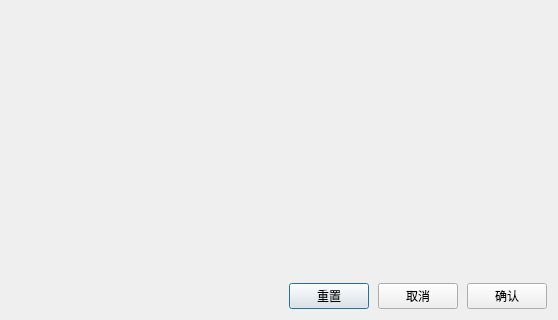
Above: view/NgDialog.ui from Leroy888/NewPlugServer before the change; both pictures show x 305 to 863 and y 105 to 425 of the 863 by 425 pixel window. Below: the same form after it.
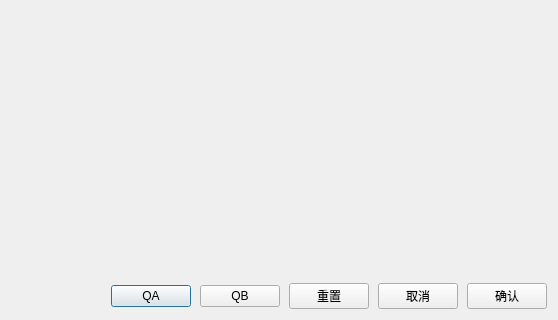
That is the form after the change.

What changed in the file:
```diff
--- a/view/NgDialog.ui
+++ b/view/NgDialog.ui
@@ -97,6 +97,20 @@
        </property>
       </spacer>
      </item>
+     <item>
+      <widget class="QPushButton" name="btnQA">
+       <property name="text">
+        <string>QA</string>
+       </property>
+      </widget>
+     </item>
+     <item>
+      <widget class="QPushButton" name="btnQB">
+       <property name="text">
+        <string>QB</string>
+       </property>
+      </widget>
+     </item>
      <item>
       <widget class="QPushButton" name="btnReset">
        <property name="text">
```
